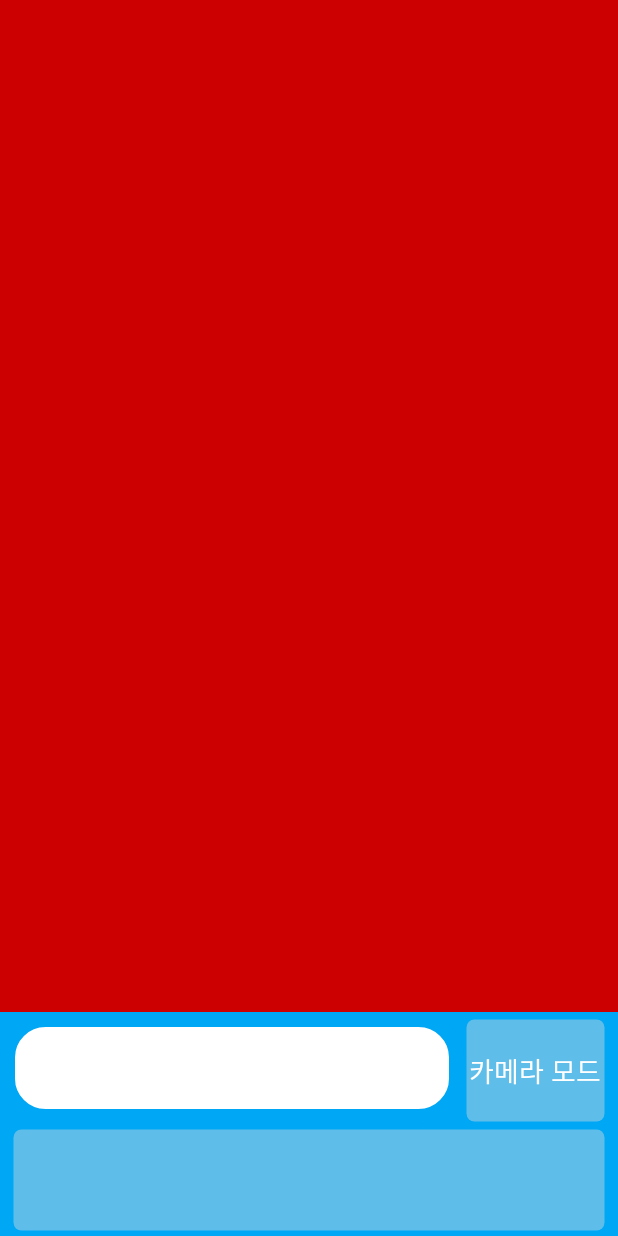
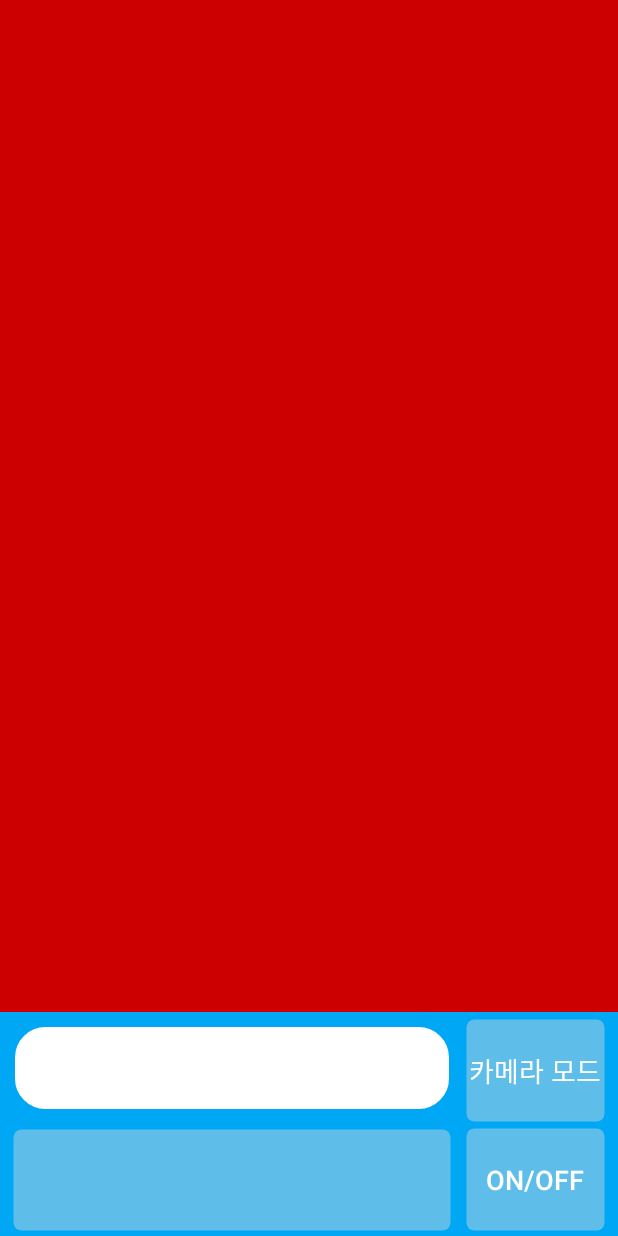
Before and after one commit to jhham96/Navi_project, an Android app: the MapsActivity screen opened directly, with no data from a screen before it, on a phone screen of 412 x 824 dp. Run offline under Robolectric (Android 15) with nearby library versions, the phone set to English and light mode, and no system bars; libraries missing offline, so code that uses them is left out: com.skt; 8 statements that could not run were skipped.

Commit message:
update the GUI

```diff
--- a/TNavi_project/app/src/main/res/layout/activity_maps.xml
+++ b/TNavi_project/app/src/main/res/layout/activity_maps.xml
@@ -11,13 +11,6 @@
         android:layout_height="match_parent"
         android:layout_weight="2"
         android:background="@android:color/holo_red_dark">
-
-        <!--<Button-->
-            <!--android:id="@+id/compassMode_btn"-->
-            <!--android:layout_width="wrap_content"-->
-            <!--android:layout_height="wrap_content"-->
-            <!--android:layout_gravity="right|bottom"-->
-            <!--android:text="Button"/>-->
     </FrameLayout>
 
     <LinearLayout
@@ -55,10 +48,12 @@
         android:layout_width="match_parent"
         android:layout_height="match_parent"
         android:layout_weight="10"
+        android:orientation="horizontal"
         android:background="@color/colorSky">
 
         <TextView
             android:id="@+id/textView"
+            android:layout_weight="1"
             android:layout_width="match_parent"
             android:layout_height="match_parent"
             android:layout_marginBottom="2dp"
@@ -71,5 +66,18 @@
             android:gravity="center_vertical"
             android:background="@drawable/rounded" />
 
+        <Button
+            android:id="@+id/compassMode_btn"
+            android:layout_width="match_parent"
+            android:layout_height="match_parent"
+            android:layout_marginBottom="2dp"
+            android:layout_marginRight="7dp"
+            android:layout_marginTop="1dp"
+            android:layout_weight="3"
+            android:background="@drawable/rounded"
+            android:text="on/off"
+            android:textColor="@android:color/background_light"
+            android:textSize="18dp" />
+
     </LinearLayout>
 </LinearLayout>
```
Also changed, not shown: TNavi_project/app/src/main/java/com/example/rltn4/tnavi_project/MapsActivity.java (+15 -15 lines), TNavi_project/app/src/main/res/layout/activity_camera.xml (+6 -6 lines).
